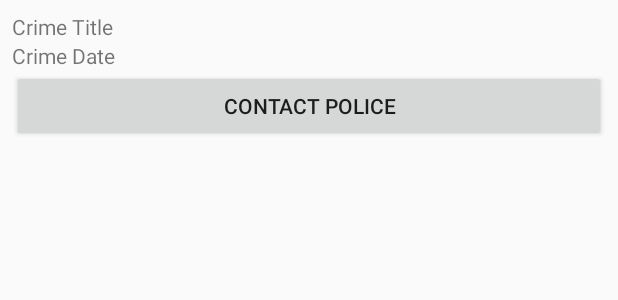
After one commit to paularintaharri/CriminalIntent, an Android app: the layout list_item_crime_police.xml on its own in the app's theme, with its tools: preview values and no code run, on a phone screen of 412 x 824 dp. The commit adds this screen. Shown: the top 300 px of the screen. Run offline under Robolectric (Android 15) with nearby library versions, the phone set to English and light mode, and no system bars.

Commit message:
Capter 8 finished

```diff
--- a/app/build.gradle
+++ b/app/build.gradle
@@ -20,9 +20,10 @@ android {
 
 dependencies {
     implementation fileTree(include: ['*.jar'], dir: 'libs')
-    implementation 'com.android.support:appcompat-v7:26.1.0'
     implementation 'com.android.support.constraint:constraint-layout:1.0.2'
     testImplementation 'junit:junit:4.12'
     androidTestImplementation 'com.android.support.test:runner:1.0.1'
     androidTestImplementation 'com.android.support.test.espresso:espresso-core:3.0.1'
+    implementation 'com.android.support:recyclerview-v7:27.0.2'
+    implementation 'com.android.support:appcompat-v7:27.0.2'
 }
--- a/app/src/main/java/com/bignerdranch/android/criminalintent/CrimeActivity.java
+++ b/app/src/main/java/com/bignerdranch/android/criminalintent/CrimeActivity.java
@@ -1,9 +1,7 @@
 package com.bignerdranch.android.criminalintent;
 
 import android.support.v4.app.Fragment;
-import android.support.v4.app.FragmentManager;
-import android.support.v7.app.AppCompatActivity;
-import android.os.Bundle;
+
 
 public class CrimeActivity extends SingleFragmentActivity{
 
--- a/app/src/main/java/com/bignerdranch/android/criminalintent/SingleFragmentActivity.java
+++ b/app/src/main/java/com/bignerdranch/android/criminalintent/SingleFragmentActivity.java
@@ -1,5 +1,4 @@
 package com.bignerdranch.android.criminalintent;
-
 
 import android.os.Bundle;
 import android.support.v4.app.Fragment;
--- a/app/src/main/res/layout/activity_fragment.xml
+++ b/app/src/main/res/layout/activity_fragment.xml
@@ -1,6 +1,6 @@
 <?xml version="1.0" encoding="utf-8"?>
-<FrameLayout
-    xmlns:android="http://schemas.android.com/apk/res/android"
+<FrameLayout xmlns:android="http://schemas.android.com/apk/res/android"
     android:id="@+id/fragment_container"
     android:layout_width="match_parent"
-    android:layout_height="match_parent" />
+    android:layout_height="match_parent"
+    />
--- /dev/null
+++ b/app/src/main/res/layout/fragment_crime_list.xml
@@ -0,0 +1,6 @@
+<?xml version="1.0" encoding="utf-8"?>
+<android.support.v7.widget.RecyclerView
+    android:id="@+id/crime_recycler_view"
+    xmlns:android="http://schemas.android.com/apk/res/android"
+    android:layout_width="match_parent"
+    android:layout_height="match_parent"/>
--- /dev/null
+++ b/app/src/main/res/layout/list_item_crime_police.xml
@@ -0,0 +1,25 @@
+<?xml version="1.0" encoding="utf-8"?>
+<LinearLayout xmlns:android="http://schemas.android.com/apk/res/android"
+    android:orientation="vertical"
+    android:layout_width="match_parent"
+    android:layout_height="wrap_content"
+    android:padding="8dp">
+
+    <TextView
+        android:id="@+id/crime_title"
+        android:layout_width="match_parent"
+        android:layout_height="wrap_content"
+        android:text="Crime Title"/>
+
+    <TextView
+        android:id="@+id/crime_date"
+        android:layout_width="match_parent"
+        android:layout_height="wrap_content"
+        android:text="Crime Date"/>
+
+    <Button
+        android:id="@+id/contact_police_button"
+        android:layout_width="match_parent"
+        android:layout_height="wrap_content"
+        android:text="Contact Police"/>
+</LinearLayout>
```
Also changed, not shown: app/src/main/java/com/bignerdranch/android/criminalintent/Crime.java (+8 -0 lines), app/src/main/java/com/bignerdranch/android/criminalintent/CrimeFragment.java (+9 -15 lines), app/src/main/java/com/bignerdranch/android/criminalintent/CrimeListActivity.java (+0 -8 lines), app/src/main/java/com/bignerdranch/android/criminalintent/CrimeListFragment.java (+91 -2 lines), app/src/main/res/layout/list_item_crime.xml (added, +18 -0 lines).
